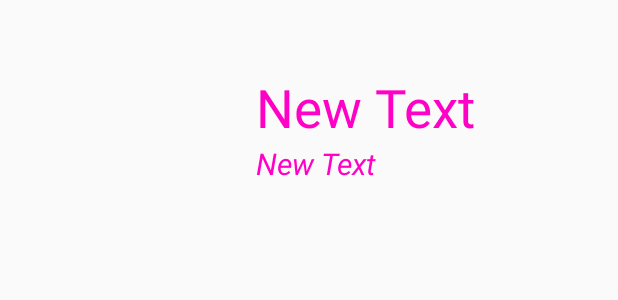
After one commit to yaowalukMuz/My-Traffic, an Android app: the layout my_listview.xml on its own in the app's theme, with its tools: preview values and no code run, on a phone screen of 412 x 824 dp. The commit adds this screen. Shown: the top 300 px of the screen. Run offline under Robolectric (Android 15) with nearby library versions, the phone set to English and light mode, and no system bars.

Commit message:
design UI ListView Finish

```diff
--- /dev/null
+++ b/app/src/main/res/layout/my_listview.xml
@@ -0,0 +1,36 @@
+<?xml version="1.0" encoding="utf-8"?>
+<LinearLayout xmlns:android="http://schemas.android.com/apk/res/android"
+    android:orientation="horizontal" android:layout_width="match_parent"
+    android:layout_height="wrap_content">
+
+    <ImageView
+        android:layout_width="120dp"
+        android:layout_height="120dp"
+        android:id="@+id/imageView"
+        android:layout_margin="25dp" />
+
+    <LinearLayout
+        android:orientation="vertical"
+        android:layout_width="match_parent"
+        android:layout_height="match_parent"
+        android:gravity="center_vertical">
+
+        <TextView
+            android:layout_width="wrap_content"
+            android:layout_height="wrap_content"
+            android:text="New Text"
+            android:id="@+id/textView2"
+            android:textSize="@dimen/h1"
+            android:textColor="@color/text" />
+
+        <TextView
+            android:layout_width="wrap_content"
+            android:layout_height="wrap_content"
+            android:text="New Text"
+            android:id="@+id/textView3"
+            android:textSize="@dimen/h2"
+            android:textStyle="italic"
+            android:textColor="@color/text" />
+    </LinearLayout>
+
+</LinearLayout>
--- a/app/src/main/res/values/colors.xml
+++ b/app/src/main/res/values/colors.xml
@@ -5,5 +5,5 @@
     <color name="colorAccent">#FF4081</color>
 
 
-    <color name="text">#FF00C7</color>
+    <color name="text">#ff00c7</color>
 </resources>
```
